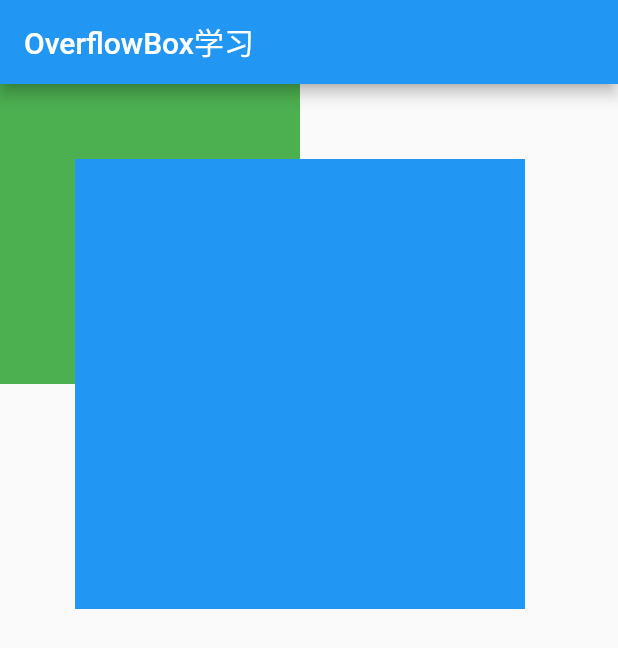
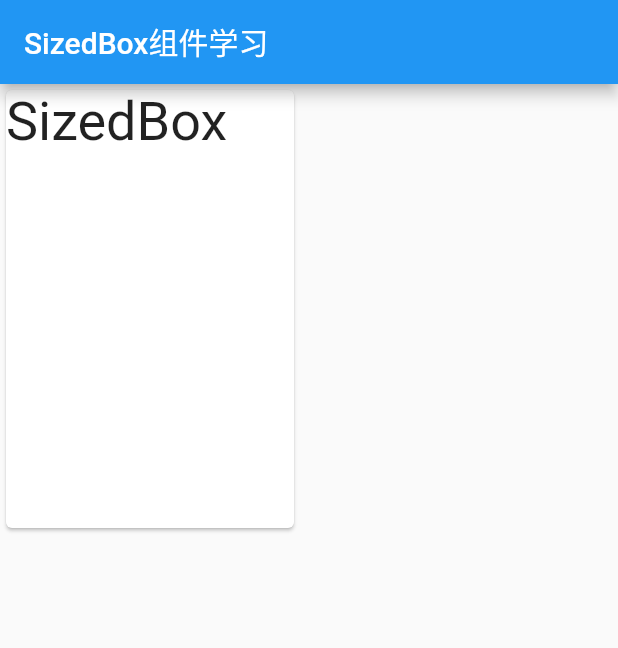
Before and after one commit to Ellen2018/flutter_study_app, a Flutter app: the screen it shows after launch, on a phone screen of 412 x 824 dp. Shown: the top 648 px of the screen. Run offline on Flutter 3.47's test engine with Material 2 defaults, Android fonts, the phone set to English and light mode, and no system bars.

Commit message:
演示SizedBox组件

```diff
--- /dev/null
+++ b/lib/layout/StudySizedBox.dart
@@ -0,0 +1,28 @@
+import 'package:flutter/material.dart';
+
+class StudySizedBoxApp extends StatelessWidget{
+  @override
+  Widget build(BuildContext context) {
+    return MaterialApp(
+      title: 'SizedBox组件学习',
+      home: SizedBoxDemo(),
+    );
+  }
+
+}
+
+class SizedBoxDemo extends StatelessWidget{
+  @override
+  Widget build(BuildContext context) {
+    return Scaffold(
+      appBar: AppBar(title: Text('SizedBox组件学习'),),
+      body: SizedBox(
+        width: 200,
+        height: 300,
+        child: Card(
+          child: Text('SizedBox',style: TextStyle(fontSize: 36.0),),
+        ),
+      ),
+    );
+  }
+}
--- a/lib/main.dart
+++ b/lib/main.dart
@@ -15,6 +15,7 @@ import 'package:flutter_study_app/layout/StudyFittedBox.dart';
 import 'package:flutter_study_app/layout/StudyIndexStack.dart';
 import 'package:flutter_study_app/layout/StudyOverflowBox.dart';
 import 'package:flutter_study_app/layout/StudyPadding.dart';
+import 'package:flutter_study_app/layout/StudySizedBox.dart';
 import 'package:flutter_study_app/layout/StudyStack.dart';
 import 'package:flutter_study_app/material/StudyAppBar.dart';
 import 'package:flutter_study_app/material/StudyBottomNavigationBar.dart';
@@ -33,7 +34,7 @@ import 'layout/StudyRow.dart';
 
 void main() {
   //配置App
-  runApp(new StudyOverflowBoxApp());
+  runApp(new StudySizedBoxApp());
 }
 
 class MyApp extends StatelessWidget {
```
